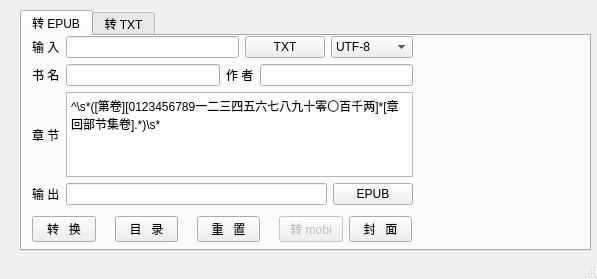
etony/myPyTool, file tools/TXT2EPUB/Txt2epub.ui: the form before one commit.
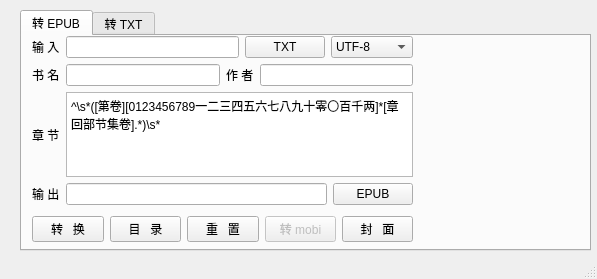
The form after the commit. Icons and pictures are not drawn. Custom widgets are drawn as their Qt base class.

What changed in the file:
```diff
--- a/tools/TXT2EPUB/Txt2epub.ui
+++ b/tools/TXT2EPUB/Txt2epub.ui
@@ -51,13 +51,6 @@
          </property>
         </widget>
        </item>
-       <item>
-        <widget class="QLabel" name="label_6">
-         <property name="text">
-          <string/>
-         </property>
-        </widget>
-       </item>
        <item>
         <widget class="QPushButton" name="pb_dir">
          <property name="text">
@@ -65,13 +58,6 @@
          </property>
         </widget>
        </item>
-       <item>
-        <widget class="QLabel" name="label_7">
-         <property name="text">
-          <string/>
-         </property>
-        </widget>
-       </item>
        <item>
         <widget class="QPushButton" name="pb_reset">
          <property name="text">
@@ -79,13 +65,6 @@
          </property>
         </widget>
        </item>
-       <item>
-        <widget class="QLabel" name="label_8">
-         <property name="text">
-          <string/>
-         </property>
-        </widget>
-       </item>
        <item>
         <widget class="QPushButton" name="pb_mobi">
          <property name="enabled">
```
Left out of the diff: 6 changed lines with no effect on the pictures.
